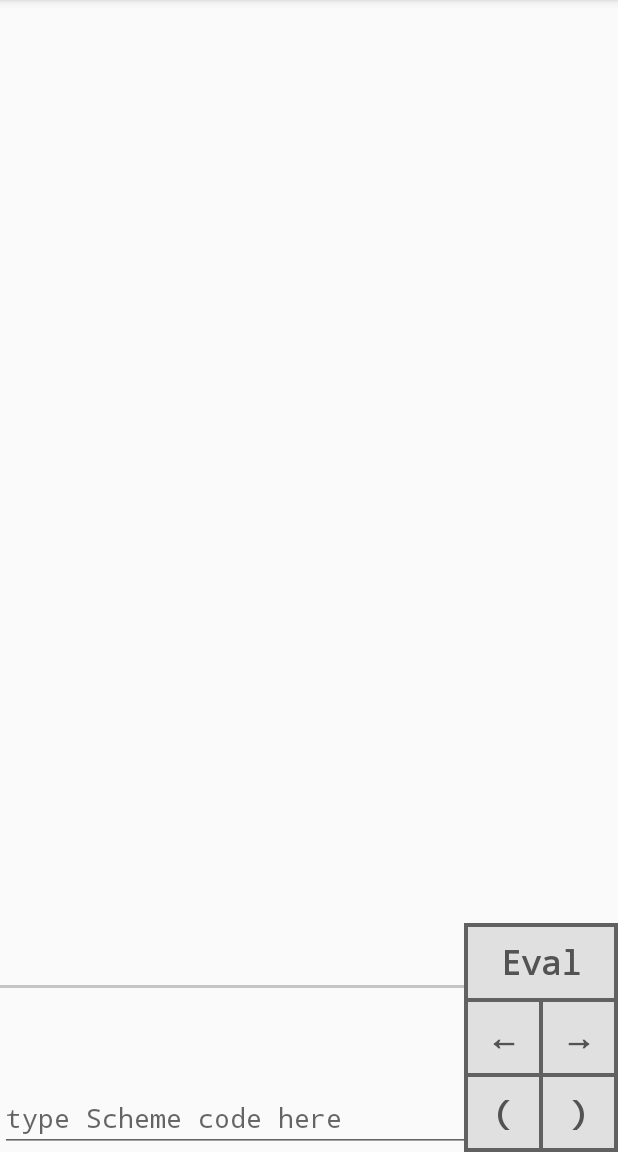
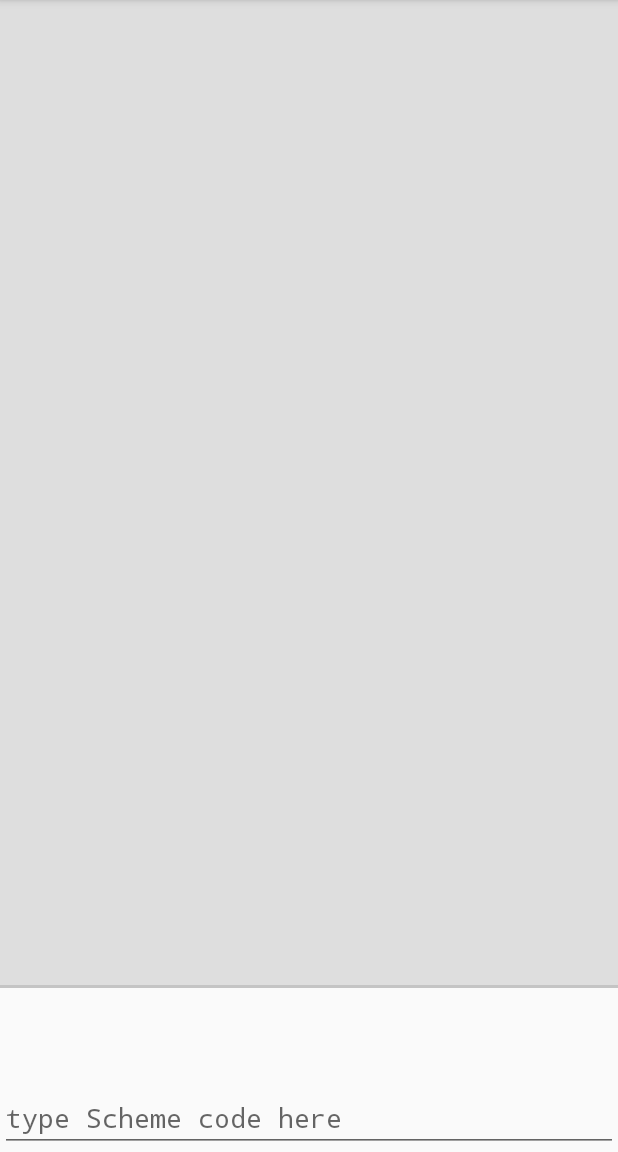
Before and after one commit to magicgoose/schemoid, an Android app: the screen it shows after launch (MainActivity), on a phone screen of 412 x 824 dp, the part 84-1236 px from its top. Run offline under Robolectric (Android 15) with nearby library versions, the phone set to English and light mode, and no system bars; libraries missing offline, so code that uses them is left out: rx.android.schedulers, rx.subjects; 1 statement that could not run was skipped.

Commit message:
hide editor buttons when editor is not focused

```diff
--- a/app/src/main/java/magicgoose/schemoid/fragment/ReplFragment.java
+++ b/app/src/main/java/magicgoose/schemoid/fragment/ReplFragment.java
@@ -26,6 +26,7 @@ public class ReplFragment extends Fragment {
     private ISchemeRunner schemeRunner;
     private Subscription schemeOutputSubscription;
     private LogAdapter logAdapter;
+    private View editorButtons;
 
     @Override
     public void onCreate(final Bundle savedInstanceState) {
@@ -44,7 +45,10 @@ public class ReplFragment extends Fragment {
         super.onViewCreated(view, savedInstanceState);
         final FragmentActivity ctx = getActivity();
 
+        editorButtons = view.findViewById(R.id.editor_buttons);
         codeEditText = (EditText) view.findViewById(R.id.code_input);
+        codeEditText.setOnFocusChangeListener(this::handleCodeEditTextFocusChange);
+        handleCodeEditTextFocusChange(codeEditText, codeEditText.hasFocus());
 
         view.findViewById(R.id.eb_eval).setOnClickListener(this::evalClick);
 
@@ -65,6 +69,10 @@ public class ReplFragment extends Fragment {
                 .subscribe(this::onSchemeOutput);
     }
 
+    private void handleCodeEditTextFocusChange(final View view, final boolean hasFocus) {
+        editorButtons.setVisibility(hasFocus ? View.VISIBLE : View.GONE);
+    }
+
     private void onSchemeOutput(String output) {
         logAdapter.appendItem(new LogItem(true, output));
     }
@@ -82,6 +90,7 @@ public class ReplFragment extends Fragment {
         schemeOutputSubscription.unsubscribe();
         schemeOutputSubscription = null;
         logAdapter = null;
+        editorButtons = null;
     }
 
     private void arrowClick(final View view) {
--- a/app/src/main/res/layout/log_item.xml
+++ b/app/src/main/res/layout/log_item.xml
@@ -6,4 +6,7 @@
           android:typeface="monospace"
           android:textSize="14sp"
           android:padding="@dimen/code_log_item_padding"
+          android:focusable="true"
+          android:focusableInTouchMode="true"
+          android:clickable="true"
     />
--- a/app/src/main/res/layout/repl.xml
+++ b/app/src/main/res/layout/repl.xml
@@ -15,6 +15,7 @@
             android:layout_width="match_parent"
             android:layout_height="0dp"
             android:layout_weight="1"
+            android:background="@color/log_background"
             />
 
         <include layout="@layout/divider_horizontal_thick"/>
@@ -28,6 +29,7 @@
 
     <include
         layout="@layout/editor_buttons"
+        android:id="@+id/editor_buttons"
         android:layout_width="wrap_content"
         android:layout_height="wrap_content"
         android:layout_gravity="bottom|right"
--- a/app/src/main/res/values/colors.xml
+++ b/app/src/main/res/values/colors.xml
@@ -7,4 +7,5 @@
 
     <color name="log_background_input">#c2dce1</color>
     <color name="log_background_output">#e1dac1</color>
+    <color name="log_background">#dedede</color>
 </resources>
```
